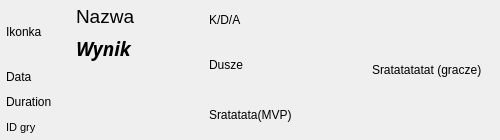
Old version of the form qt-designer/game.ui in the repository marcos-188/deadlock-stats.
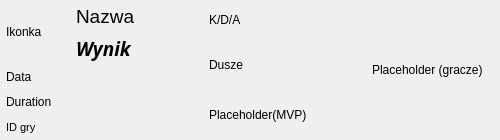
New version of the form.

Commit message: poprawka interfejsu, zmiana wyświetlania czasu

```diff
--- a/qt-designer/game.ui
+++ b/qt-designer/game.ui
@@ -261,7 +261,7 @@
      <item>
       <widget class="QLabel" name="label_MVP">
        <property name="text">
-        <string>Sratatata(MVP)</string>
+        <string>Placeholder(MVP)</string>
        </property>
       </widget>
      </item>
@@ -288,7 +288,7 @@
       </size>
      </property>
      <property name="text">
-      <string>Sratatatatat (gracze)</string>
+      <string>Placeholder (gracze)</string>
      </property>
     </widget>
    </item>
```
The commit also changes 1 other file.
